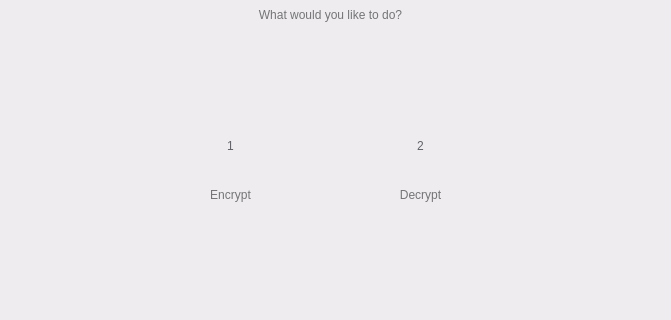
Above: UI/ECC/ECC-main.ui from salsabiilashifa11/CryptoCalculator before the change; both pictures show x 280 to 951 and y 255 to 575 of the 1202 by 841 pixel window. Below: the same form after it.
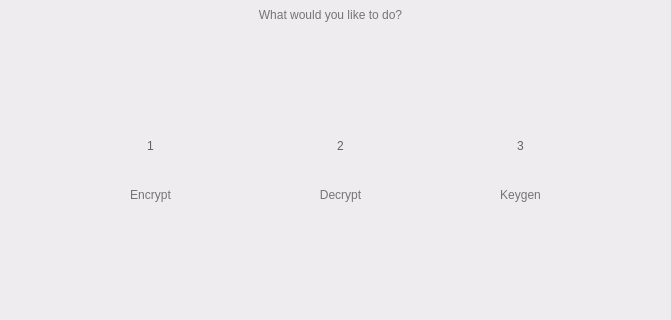
That is the form after the change.

Patch:
```diff
--- a/UI/ECC/ECC-main.ui
+++ b/UI/ECC/ECC-main.ui
@@ -56,7 +56,7 @@
    <widget class="QPushButton" name="pushButton">
     <property name="geometry">
      <rect>
-      <x>480</x>
+      <x>400</x>
       <y>370</y>
       <width>61</width>
       <height>61</height>
@@ -118,7 +118,7 @@
    <widget class="QLabel" name="label_4">
     <property name="geometry">
      <rect>
-      <x>440</x>
+      <x>360</x>
       <y>440</y>
       <width>141</width>
       <height>20</height>
@@ -139,7 +139,7 @@
    <widget class="QLabel" name="label_5">
     <property name="geometry">
      <rect>
-      <x>630</x>
+      <x>550</x>
       <y>440</y>
       <width>141</width>
       <height>20</height>
@@ -160,7 +160,7 @@
    <widget class="QPushButton" name="pushButton_2">
     <property name="geometry">
      <rect>
-      <x>670</x>
+      <x>590</x>
       <y>370</y>
       <width>61</width>
       <height>61</height>
@@ -196,6 +196,46 @@
      <string>Back</string>
     </property>
    </widget>
+   <widget class="QPushButton" name="pushButton_3">
+    <property name="geometry">
+     <rect>
+      <x>770</x>
+      <y>370</y>
+      <width>61</width>
+      <height>61</height>
+     </rect>
+    </property>
+    <property name="styleSheet">
+     <string notr="true">font: 17pt &quot;Product Sans&quot;;
+color: rgb(96, 99, 103);
+border-radius: 25px;
+</string>
+    </property>
+    <property name="text">
+     <string>3</string>
+    </property>
+   </widget>
+   <widget class="QLabel" name="label_6">
+    <property name="geometry">
+     <rect>
+      <x>730</x>
+      <y>440</y>
+      <width>141</width>
+      <height>20</height>
+     </rect>
+    </property>
+    <property name="styleSheet">
+     <string notr="true">background-color: rgba(255, 255, 255, 0);
+font: 16pt &quot;Product Sans&quot;;
+color: rgb(116, 116, 118);</string>
+    </property>
+    <property name="text">
+     <string>Keygen</string>
+    </property>
+    <property name="alignment">
+     <set>Qt::AlignCenter</set>
+    </property>
+   </widget>
   </widget>
  </widget>
  <resources/>
```
